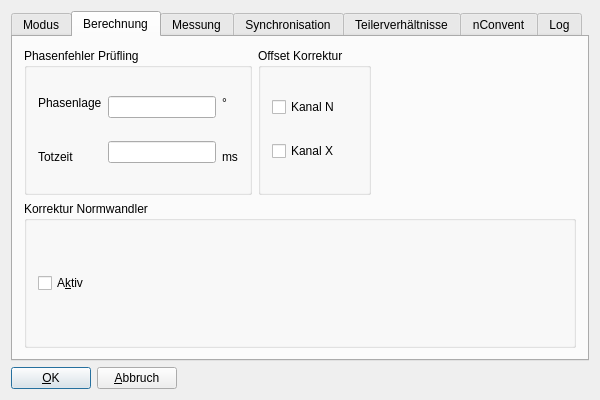
The window that wm3000u/confdialogbase.ui (ZeraGmbH/wm-project) describes before a commit, drawn with Qt 5.
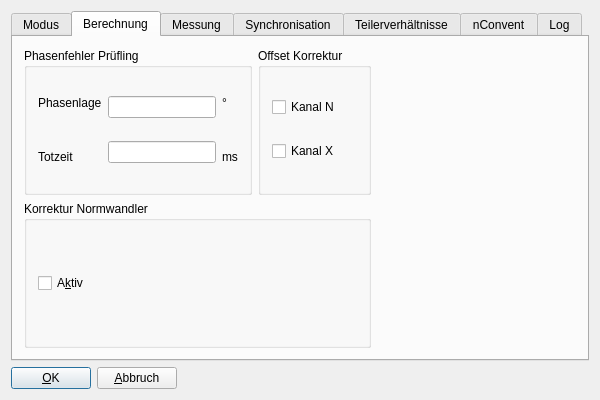
The same window after the commit. The open tabs and pages were chosen to show the change. Custom widgets are drawn as their Qt base class.

Commit message: changes wm3000u/confdialogbase.ui Berechnung tab

What changed in the file:
```diff
--- a/wm3000u/confdialogbase.ui
+++ b/wm3000u/confdialogbase.ui
@@ -222,6 +222,10 @@
          <item>
           <layout class="QHBoxLayout" name="horizontalLayout_5">
            <item>
+            <layout class="QVBoxLayout" name="verticalLayout_12">
+             <item>
+              <layout class="QHBoxLayout" name="horizontalLayout_9">
+               <item>
             <widget class="QGroupBox" name="CmpKorrGroupBox">
              <property name="title">
               <string>Phasenfehler Prüfling</string>
@@ -317,19 +321,6 @@
              </layout>
             </widget>
            </item>
-           <item>
-            <spacer name="horizontalSpacer_2">
-             <property name="orientation">
-              <enum>Qt::Horizontal</enum>
-             </property>
-             <property name="sizeHint" stdset="0">
-              <size>
-               <width>40</width>
-               <height>20</height>
-              </size>
-             </property>
-            </spacer>
-           </item>
           </layout>
          </item>
          <item>
@@ -350,6 +341,23 @@
             </item>
            </layout>
           </widget>
+             </item>
+            </layout>
+           </item>
+           <item>
+            <spacer name="horizontalSpacer_2">
+             <property name="orientation">
+              <enum>Qt::Horizontal</enum>
+             </property>
+             <property name="sizeHint" stdset="0">
+              <size>
+               <width>40</width>
+               <height>20</height>
+              </size>
+             </property>
+            </spacer>
+           </item>
+          </layout>
          </item>
         </layout>
        </widget>
```
Left out of the diff: 2 changed lines with no effect on the pictures. Lines whose indentation alone changed are shown as unchanged.
